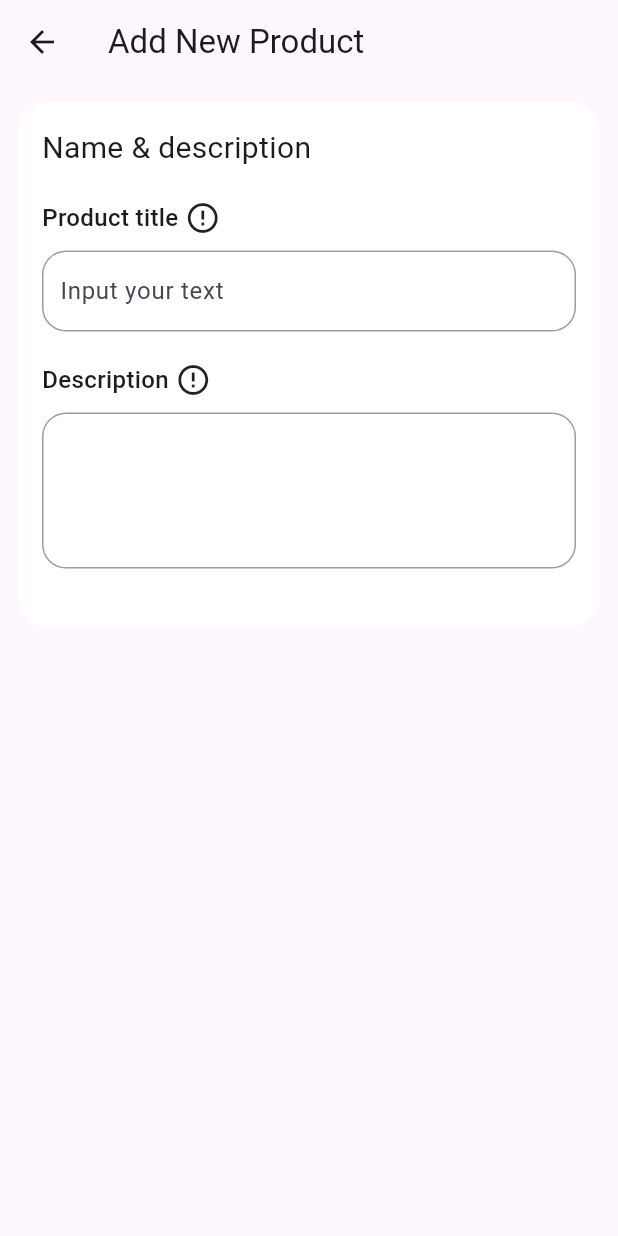
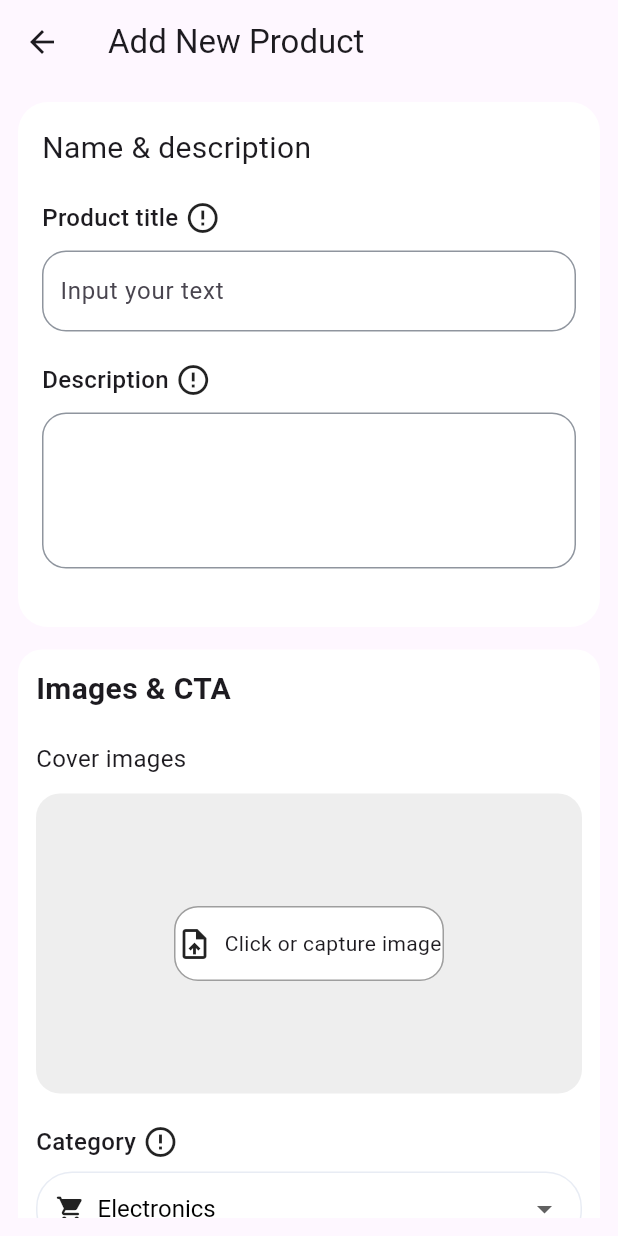
Before and after one commit to ebrahimElsayd/pharmacy_restaurant_seller, a Flutter app: the AddProduct screen opened directly, on a phone screen of 412 x 824 dp. Run offline on Flutter 3.47's test engine with Material 3 defaults, Android fonts, the phone set to English and light mode, and no system bars; our stand-ins replace cached_network_image, connectivity_plus, flutter_cache_manager, flutter_riverpod, flutter_screenutil, flutter_secure_storage and 5 more; missing offline and left inert: flutter_custom_tabs; accounts and stored records are empty; project files that could hold a hidden picture were left out.

Commit message:
create card image and dropDown

```diff
--- /dev/null
+++ b/devtools_options.yaml
@@ -0,0 +1,3 @@
+description: This file stores settings for Dart & Flutter DevTools.
+documentation: https://docs.flutter.dev/tools/devtools/extensions#configure-extension-enablement-states
+extensions:
--- a/lib/features/add_product/presentation/screens/add_product.dart
+++ /dev/null
@@ -1,17 +0,0 @@
-import 'package:flutter/material.dart';
-
-import '../widgets/add_product/add_product_body.dart';
-
-class AddProduct extends StatelessWidget {
-  const AddProduct({super.key});
-
-  @override
-  Widget build(BuildContext context) {
-    return Scaffold(
-      appBar: AppBar(
-title: Text("Add New Product"),
-      ),
-      body: AddProductBody(),
-    );
-  }
-}
--- a/lib/features/product/presentation/screens/add_product.dart
+++ b/lib/features/product/presentation/screens/add_product.dart
@@ -1,125 +1,17 @@
-// import 'package:flutter/material.dart';
-// import 'package:flutter_riverpod/flutter_riverpod.dart';
-// import 'package:mktabte/core/comman/entitys/categories.dart';
-// import 'package:mktabte/features/home/presentation/riverpods/home_river_pod/home_riverpod.dart';
-// import 'package:mktabte/features/home/presentation/riverpods/home_river_pod/home_riverpod_state.dart';
+import 'package:flutter/material.dart';
 
-// class HomeScreen extends ConsumerWidget {
-//   const HomeScreen({super.key});
+import '../widgets/add_product/add_product_body.dart';
 
-//   @override
-//   Widget build(BuildContext context, WidgetRef ref) {
-//     return Scaffold(
-//       appBar: AppBar(title: const Text('Home')),
-//       body: RefreshIndicator(
-//         onRefresh: () async {
-//           await ref.read(homeRiverpodProvider.notifier).getAllCategories();
-//         },
-//         child: const _HomeContent(),
-//       ),
-//     );
-//   }
-// }
+class AddProduct extends StatelessWidget {
+  const AddProduct({super.key});
 
-// class _HomeContent extends ConsumerWidget {
-//   const _HomeContent();
-
-//   @override
-//   Widget build(BuildContext context, WidgetRef ref) {
-//     final isLoading = ref.watch(
-//       homeRiverpodProvider.select((state) => state.isLoading()),
-//     );
-//     final categories = ref.watch(
-//       homeRiverpodProvider.select((state) => state.categories),
-//     );
-
-//     return Column(
-//       mainAxisAlignment: MainAxisAlignment.center,
-//       children: [
-//         isLoading
-//             ? const Center(child: CircularProgressIndicator())
-//             : const Column(
-//                 children: [
-//                   Text("data"),
-//                   Text("data"),
-//                   Text("data"),
-//                   Text("data"),
-//                 ],
-//               ),
-//         const Text("data"),
-//         if (categories != null) _CategoryList(categories: categories),
-//       ],
-//     );
-//   }
-// }
-
-// class _CategoryList extends StatelessWidget {
-//   final List<Categories> categories;
-
-//   const _CategoryList({required this.categories});
-
-//   @override
-//   Widget build(BuildContext context) {
-//     return SizedBox(
-//       height: 200,
-//       child: ListView.builder(
-//         scrollDirection: Axis.horizontal,
-//         itemCount: categories.length,
-//         itemBuilder: (context, index) => _CategoryCard(
-//           category: categories[index],
-//         ),
-//       ),
-//     );
-//   }
-// }
-
-// class _CategoryCard extends StatelessWidget {
-//   final Categories category;
-
-//   const _CategoryCard({required this.category});
-
-//   @override
-//   Widget build(BuildContext context) {
-//     return Container(
-//       width: 160,
-//       margin: const EdgeInsets.all(8),
-//       decoration: BoxDecoration(
-//         color: Colors.white,
-//         borderRadius: BorderRadius.circular(12),
-//         boxShadow: [
-//           BoxShadow(
-//             color: Colors.grey.withOpacity(0.2),
-//             spreadRadius: 2,
-//             blurRadius: 5,
-//             offset: const Offset(0, 3),
-//           ),
-//         ],
-//       ),
-//       child: Padding(
-//         padding: const EdgeInsets.all(8.0),
-//         child: Column(
-//           crossAxisAlignment: CrossAxisAlignment.start,
-//           children: [
-//             Text(
-//               category.name,
-//               style: const TextStyle(
-//                 fontSize: 16,
-//                 fontWeight: FontWeight.bold,
-//               ),
-//             ),
-//             const SizedBox(height: 4),
-//             Text(
-//               'Test Description for my categories',
-//               maxLines: 2,
-//               overflow: TextOverflow.ellipsis,
-//               style: TextStyle(
-//                 fontSize: 12,
-//                 color: Colors.grey[600],
-//               ),
-//             ),
-//           ],
-//         ),
-//       ),
-//     );
-//   }
-// }
+  @override
+  Widget build(BuildContext context) {
+    return Scaffold(
+      appBar: AppBar(
+title: Text("Add New Product"),
+      ),
+      body: AddProductBody(),
+    );
+  }
+}
--- a/lib/features/add_product/presentation/widgets/add_product/add_product_body.dart
+++ b/lib/features/product/presentation/widgets/add_product/add_product_body.dart
@@ -1,7 +1,7 @@
 import 'package:flutter/material.dart';
+import 'custom_drop_image.dart';
+import 'custom_name_and_des.dart';
 
-import '../../../../../core/theme/text_style.dart';
-import 'custom_name_and_des.dart';
 
 class AddProductBody extends StatelessWidget {
   const AddProductBody({super.key});
@@ -10,7 +10,16 @@ class AddProductBody extends StatelessWidget {
   Widget build(BuildContext context) {
     return Padding(
       padding: const EdgeInsets.all(12.0),
-      child: Column(children: [CustomNameAndDes()]),
+      child: SingleChildScrollView(
+        child: Column(
+          children: [
+            CustomNameAndDes(),
+            SizedBox(height: 15),
+            CustomDropImage(),
+
+          ],
+        ),
+      ),
     );
   }
 }
--- /dev/null
+++ b/lib/features/product/presentation/widgets/add_product/custom_category_deop_down.dart
@@ -0,0 +1,67 @@
+import 'package:flutter/material.dart';
+import 'package:pharmacy_restaurant_seller/core/theme/app_pallete.dart';
+import 'package:pharmacy_restaurant_seller/features/product/presentation/widgets/add_product/custom_row_title.dart';
+
+class CustomCategoryDropdown extends StatefulWidget {
+  const CustomCategoryDropdown({super.key});
+
+  @override
+  State<CustomCategoryDropdown> createState() => _CustomCategoryDropdownState();
+}
+
+class _CustomCategoryDropdownState extends State<CustomCategoryDropdown> {
+  final List<String> categories = [
+    'Electronics',
+    'Clothing',
+    'Books',
+    'Furniture',
+  ];
+
+  String selectedCategory = 'Electronics';
+
+  @override
+  Widget build(BuildContext context) {
+    return Column(
+      crossAxisAlignment: CrossAxisAlignment.start,
+      children: [
+        CustomRowTitle(text: 'Category'),
+        const SizedBox(height: 8),
+        Container(
+          width: double.infinity,
+          padding: const EdgeInsets.symmetric(horizontal: 12),
+          decoration: BoxDecoration(
+            border: Border.all(color: AppPallete.borderColor),
+            borderRadius: BorderRadius.circular(24),
+            color: AppPallete.white,
+          ),
+          child: DropdownButtonHideUnderline(
+            child: DropdownButton<String>(
+              value: selectedCategory,
+              icon: const Icon(Icons.arrow_drop_down),
+              style: const TextStyle(color: AppPallete.blackForText, fontSize: 16),
+              items:
+                  categories.map((String item) {
+                    return DropdownMenuItem<String>(
+                      value: item,
+                      child: Row(
+                        children: [
+                          const Icon(Icons.shopping_cart_rounded, size: 20),
+                          const SizedBox(width: 8),
+                          Text(item),
+                        ],
+                      ),
+                    );
+                  }).toList(),
+              onChanged: (value) {
+                setState(() {
+                  selectedCategory = value!;
+                });
+              },
+            ),
+          ),
+        ),
+
+      ],
+    );
+  }
+}
--- /dev/null
+++ b/lib/features/product/presentation/widgets/add_product/custom_drop_image.dart
@@ -0,0 +1,127 @@
+import 'dart:io';
+
+import 'package:flutter/material.dart';
+import 'package:image_picker/image_picker.dart';
+
+import 'custom_category_deop_down.dart';
+
+class CustomDropImage extends StatefulWidget {
+  const CustomDropImage({super.key});
+
+  @override
+  State<CustomDropImage> createState() => _CustomDropImageState();
+}
+
+class _CustomDropImageState extends State<CustomDropImage> {
+  File? _imageFile;
+
+  Future<void> _pickImage(ImageSource source) async {
+    final pickedImage = await ImagePicker().pickImage(source: source);
+    if (pickedImage != null) {
+      setState(() {
+        _imageFile = File(pickedImage.path);
+      });
+    }
+  }
+
+  void _showImageSourceDialog() {
+    showDialog(
+      context: context,
+      builder:
+          (context) => AlertDialog(
+            title: const Text('Select Image Source'),
+            content: Column(
+              mainAxisSize: MainAxisSize.min,
+              children: [
+                ListTile(
+                  leading: const Icon(Icons.photo),
+                  title: const Text('Gallery'),
+                  onTap: () {
+                    Navigator.pop(context);
+                    _pickImage(ImageSource.gallery);
+                  },
+                ),
+                ListTile(
+                  leading: const Icon(Icons.camera_alt),
+                  title: const Text('Camera'),
+                  onTap: () {
+                    Navigator.pop(context);
+                    _pickImage(ImageSource.camera);
+                  },
+                ),
+              ],
+            ),
+          ),
+    );
+  }
+
+  @override
+  Widget build(BuildContext context) {
+    return Container(
+      height: 420,
+      width: double.infinity,
+      decoration: BoxDecoration(
+        borderRadius: BorderRadius.circular(16),
+        color: Colors.white,
+      ),
+      child: Padding(
+        padding: const EdgeInsets.all(12.0),
+        child: Column(
+          crossAxisAlignment: CrossAxisAlignment.start,
+          children: [
+            const Text(
+              'Images & CTA',
+              style: TextStyle(fontSize: 20, fontWeight: FontWeight.bold),
+            ),
+            const SizedBox(height: 20),
+            const Text('Cover images', style: TextStyle(fontSize: 16)),
+            const SizedBox(height: 12),
+            Container(
+              height: 200,
+              width: double.infinity,
+              decoration: BoxDecoration(
+                color: Colors.grey[200],
+                borderRadius: BorderRadius.circular(16),
+              ),
+              child:
+                  _imageFile == null
+                      ? Center(
+                        child: GestureDetector(
+                          onTap: _showImageSourceDialog,
+                          child: Container(
+                            height: 50,
+                            width: 180,
+                            decoration: BoxDecoration(
+                              color: Colors.white,
+                              borderRadius: BorderRadius.circular(16),
+                              border: Border.all(color: Colors.grey),
+                            ),
+                            child: const Row(
+                              mainAxisAlignment: MainAxisAlignment.center,
+                              children: [
+                                Icon(Icons.upload_file),
+                                SizedBox(width: 8),
+                                Text("Click or capture image"),
+                              ],
+                            ),
+                          ),
+                        ),
+                      )
+                      : ClipRRect(
+                        borderRadius: BorderRadius.circular(16),
+                        child: Image.file(
+                          _imageFile!,
+                          width: double.infinity,
+                          height: 200,
+                          fit: BoxFit.cover,
+                        ),
+                      ),
+            ),
+            SizedBox(height: 20),
+            CustomCategoryDropdown(),
+          ],
+        ),
+      ),
+    );
+  }
+}
--- a/lib/features/add_product/presentation/widgets/add_product/custom_name_and_des.dart
+++ b/lib/features/product/presentation/widgets/add_product/custom_name_and_des.dart
@@ -1,4 +1,5 @@
 import 'package:flutter/material.dart';
+import 'package:pharmacy_restaurant_seller/core/theme/app_pallete.dart';
 
 import '../../../../../core/theme/text_style.dart';
 import 'custom_row_title.dart';
@@ -13,7 +14,7 @@ class CustomNameAndDes extends StatelessWidget {
       height: 350,
       width: double.infinity,
       decoration: BoxDecoration(
-        color: Colors.white,
+        color: AppPallete.white,
         borderRadius: BorderRadius.circular(20),
       ),
       child: Padding(
--- a/lib/features/add_product/presentation/widgets/add_product/custom_text_filed.dart
+++ b/lib/features/product/presentation/widgets/add_product/custom_text_filed.dart
@@ -1,4 +1,5 @@
 import 'package:flutter/material.dart';
+import 'package:pharmacy_restaurant_seller/core/theme/app_pallete.dart';
 
 class CustomTextFiled extends StatelessWidget {
   const CustomTextFiled({super.key, required this.paddingVertical, this.hint});
@@ -18,14 +19,14 @@ class CustomTextFiled extends StatelessWidget {
         hintText: hint ?? "",
         enabledBorder: OutlineInputBorder(
           borderRadius: BorderRadius.circular(16),
-          borderSide: BorderSide(color: Colors.grey),
+          borderSide: BorderSide(color: AppPallete.lightGrey),
         ),
         disabledBorder: OutlineInputBorder(
-          borderSide: BorderSide(color: Colors.grey),
+          borderSide: BorderSide(color: AppPallete.lightGrey),
           borderRadius: BorderRadius.circular(16),
         ),
         focusedBorder: OutlineInputBorder(
-          borderSide: BorderSide(color: Colors.grey),
+          borderSide: BorderSide(color: AppPallete.lightGrey),
           borderRadius: BorderRadius.circular(16),
         ),
       ),
--- a/lib/features/product/presentation/widgets/home/dashboard_widget.dart
+++ /dev/null
@@ -1 +0,0 @@
-/////// change the name of file as you want i just made them to  make structure of folders
--- a/lib/main.dart
+++ b/lib/main.dart
@@ -1,6 +1,6 @@
 import 'package:flutter/material.dart';
 import 'package:flutter_screenutil/flutter_screenutil.dart';
-import 'package:pharmacy_restaurant_seller/features/add_product/presentation/screens/add_product.dart';
+import 'package:pharmacy_restaurant_seller/features/product/presentation/screens/add_product.dart';
 
 import 'core/functions/navigate.dart';
 
```
Also changed, not shown: lib/features/product/presentation/widgets/add_product/custom_row_title.dart (renamed from lib/features/add_product/presentation/widgets/add_product/custom_row_title.dart).
